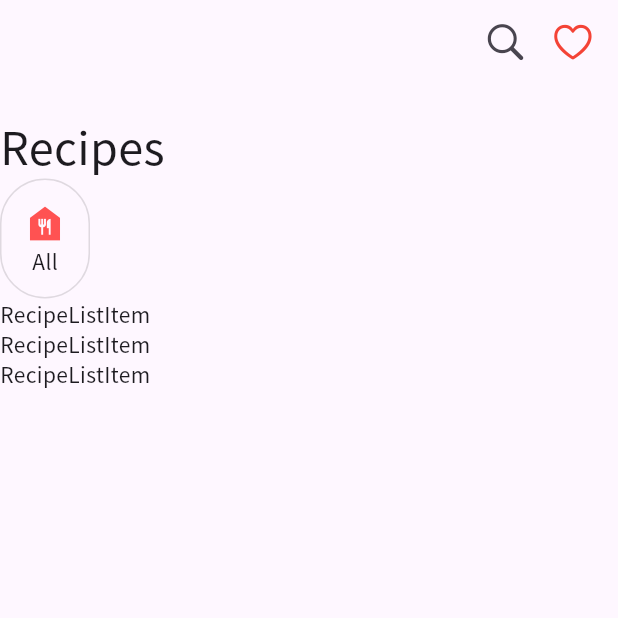
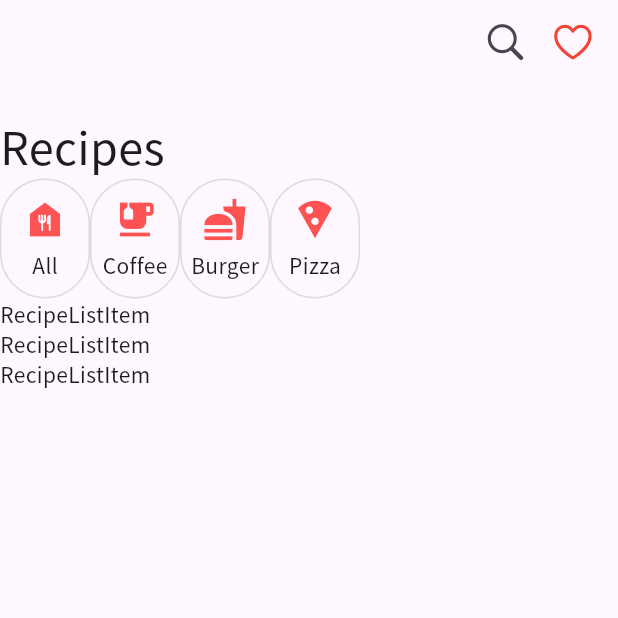
Before and after one commit to seoyeon-haru/flutter_recipe_app, a Flutter app: the screen it shows after launch, on a phone screen of 412 x 824 dp, the top half of it. Run offline on Flutter 3.47's test engine with Material 3 defaults, Android fonts, the phone set to English and light mode, and no system bars.

Commit message:
Display multiple items

```diff
--- a/lib/recipe_menu.dart
+++ b/lib/recipe_menu.dart
@@ -5,7 +5,17 @@ class RecipeMenu extends StatelessWidget {
   Widget build(BuildContext context) {
     return Row(
       children: [
-        Container(
+        menuItem(Icons.food_bank, 'All'),
+        menuItem(Icons.emoji_food_beverage, 'Coffee'),
+        menuItem(Icons.fastfood, 'Burger'),
+        menuItem(Icons.local_pizza, 'Pizza'),
+
+      ],
+    );
+  }
+
+  Container menuItem(IconData icon, String text) {
+    return Container(
         width: 60,
         height: 80,
         decoration: BoxDecoration(
@@ -16,15 +26,14 @@ class RecipeMenu extends StatelessWidget {
           mainAxisAlignment: MainAxisAlignment.center,
           children: [
             Icon(
-                Icons.food_bank,
+              icon,
               size: 30,
               color: Colors.redAccent,
             ),
-              Text('All'),
+            SizedBox(height: 5,),
+            Text(text),
           ],
         ),
-        )
-      ],
       );
   }
 }
```
Lines whose indentation alone changed are shown as unchanged.
